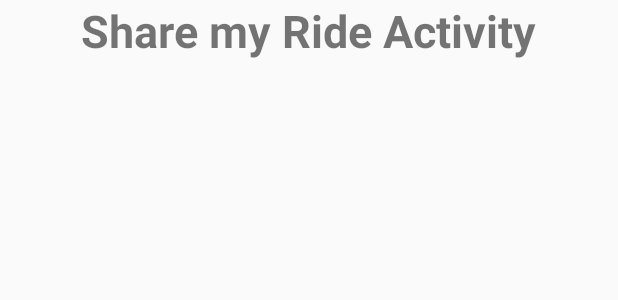
After one commit to m-aamir95/Rideshare-FYP, an Android app: the layout activity_share_my_ride.xml on its own in the app's theme, with its tools: preview values and no code run, on a phone screen of 412 x 824 dp. The commit adds this screen. Shown: the top 300 px of the screen. Run offline under Robolectric (Android 15) with nearby library versions, the phone set to English and light mode, and no system bars.

Commit message:
Added shareMyRide, setup proper intents pointing towards this Activiy

```diff
--- a/app/src/main/AndroidManifest.xml
+++ b/app/src/main/AndroidManifest.xml
@@ -38,9 +38,9 @@
         <activity android:name=".DriverDetailActivity">
             <meta-data
                 android:name="android.support.PARENT_ACTIVITY"
-                android:value=".NavigationDrawer"
-                />
+                android:value=".NavigationDrawer" />
         </activity>
+        <activity android:name=".shareMyRide"></activity>
     </application>
 
 </manifest>
--- a/app/src/main/java/com/andromeda/djzaamir/rideshare/DriverDetailActivity.java
+++ b/app/src/main/java/com/andromeda/djzaamir/rideshare/DriverDetailActivity.java
@@ -1,5 +1,6 @@
 package com.andromeda.djzaamir.rideshare;
 
+import android.content.Intent;
 import android.support.annotation.NonNull;
 import android.support.v7.app.AppCompatActivity;
 import android.os.Bundle;
@@ -78,8 +79,9 @@ public class DriverDetailActivity extends AppCompatActivity {
                 public void onSuccess(Void aVoid) {
                   //Start the Activity to get the driver route/jouney info
                     //and make sure that on pressing back user doesnt fall back on this activity
-
-                    finish();
+                     Intent shareMyRideActivityIntent =  new Intent(getApplicationContext(), com.andromeda.djzaamir                                        .rideshare.shareMyRide.class);
+                     startActivity(shareMyRideActivityIntent);
+                     finish();
                 }
             });
         }
--- /dev/null
+++ b/app/src/main/res/layout/activity_share_my_ride.xml
@@ -0,0 +1,18 @@
+<?xml version="1.0" encoding="utf-8"?>
+<LinearLayout xmlns:android="http://schemas.android.com/apk/res/android"
+    xmlns:app="http://schemas.android.com/apk/res-auto"
+    xmlns:tools="http://schemas.android.com/tools"
+    android:layout_width="match_parent"
+    android:layout_height="match_parent"
+    tools:context="com.andromeda.djzaamir.rideshare.shareMyRide"
+    android:orientation="vertical">
+
+    <TextView
+        android:layout_width="wrap_content"
+        android:layout_height="wrap_content"
+        android:textSize="30sp"
+        android:text="Share my Ride Activity"
+        android:layout_gravity="center"
+        android:textStyle="bold"/>
+
+</LinearLayout>
--- a/app/src/main/res/layout/fragment_home.xml
+++ b/app/src/main/res/layout/fragment_home.xml
@@ -18,7 +18,7 @@
         android:padding="10dp"
         android:textSize="20sp"
         android:layout_marginTop="5dp"
-        android:layout_marginBottom="5dp"
+        android:layout_marginBottom="10dp"
         android:layout_gravity="center"
         android:id="@+id/findADriver"
         />
```
Also changed, not shown: app/src/main/java/com/andromeda/djzaamir/rideshare/HomeFragment.java (+12 -2 lines), app/src/main/java/com/andromeda/djzaamir/rideshare/shareMyRide.java (added, +13 -0 lines).
